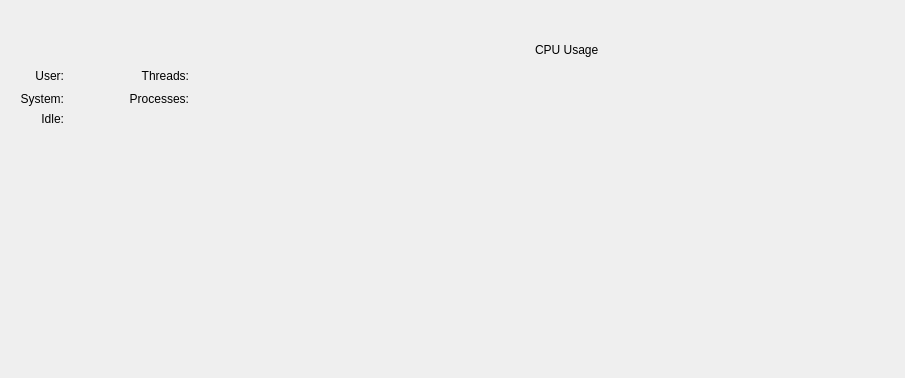
First picture: the form in Under Construction/Activity Monitor.app/Resources/activity_monitor/ui/tab_cpu.ui, repository helloSystem/Utilities, before the edit.
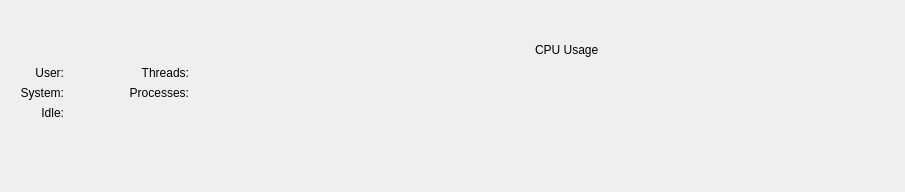
Second picture: the form after the edit. Custom widgets are drawn as their Qt base class.

```diff
--- a/Under Construction/Activity Monitor.app/Resources/activity_monitor/ui/tab_cpu.ui
+++ b/Under Construction/Activity Monitor.app/Resources/activity_monitor/ui/tab_cpu.ui
@@ -7,7 +7,7 @@
                 <x>0</x>
                 <y>0</y>
                 <width>905</width>
-                <height>378</height>
+                <height>192</height>
             </rect>
         </property>
         <property name="windowTitle">
@@ -153,22 +153,6 @@
                             <item row="3" column="2" alignment="Qt::AlignLeft|Qt::AlignVCenter">
                                 <widget class="ColorButton" name="color_picker_idle_value" native="true"/>
                             </item>
-                            <item row="4" column="0">
-                                <spacer name="verticalSpacer">
-                                    <property name="orientation">
-                                        <enum>Qt::Vertical</enum>
-                                    </property>
-                                    <property name="sizeType">
-                                        <enum>QSizePolicy::Fixed</enum>
-                                    </property>
-                                    <property name="sizeHint" stdset="0">
-                                        <size>
-                                            <width>20</width>
-                                            <height>20</height>
-                                        </size>
-                                    </property>
-                                </spacer>
-                            </item>
                             <item row="2" column="4">
                                 <widget class="QLabel" name="label_processes_value">
                                     <property name="text">
@@ -261,7 +245,7 @@
                             <item row="2" column="2" alignment="Qt::AlignLeft|Qt::AlignVCenter">
                                 <widget class="ColorButton" name="color_picker_system_value" native="true"/>
                             </item>
-                            <item row="1" column="5">
+                            <item row="0" column="5">
                                 <spacer name="horizontalSpacer_3">
                                     <property name="orientation">
                                         <enum>Qt::Horizontal</enum>
```
Left out of the diff: 9 changed lines with no effect on the pictures.
